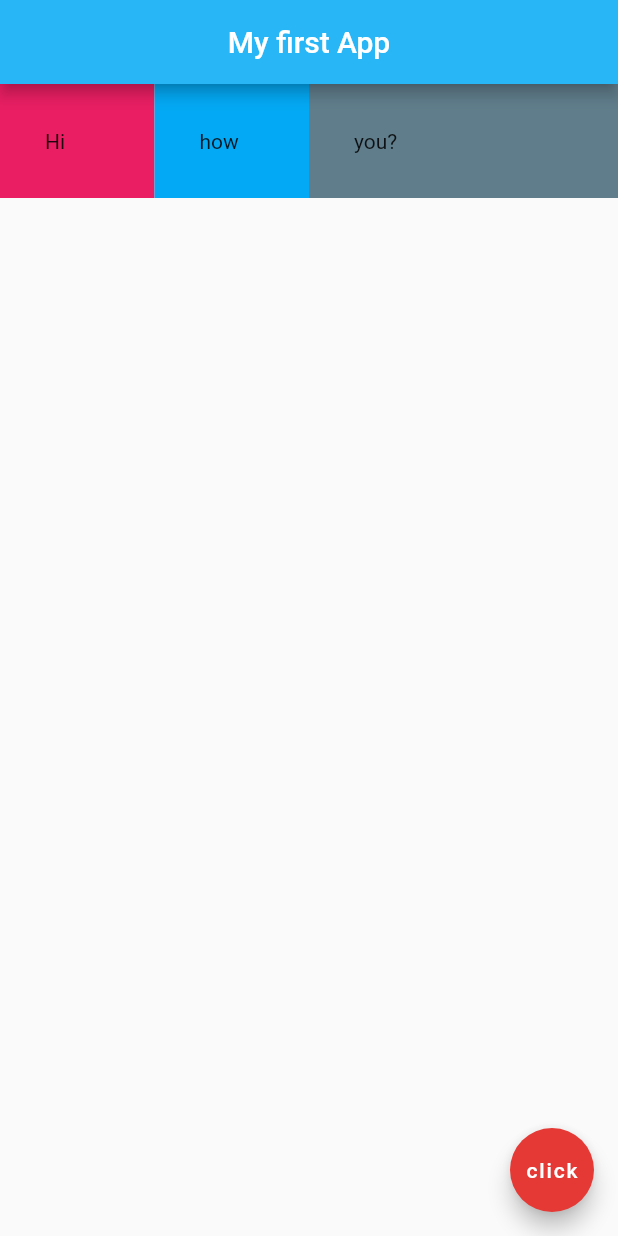
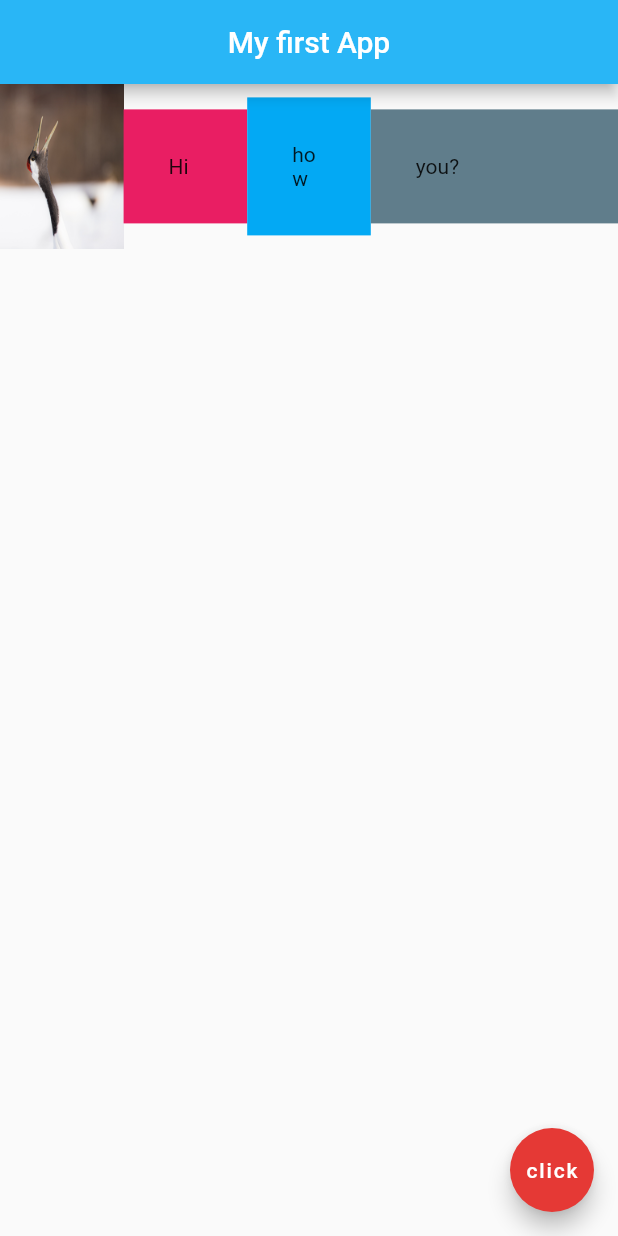
Before and after one commit to akashkaintura/flutter, a Flutter app: the screen it shows after launch, on a phone screen of 412 x 824 dp. Run offline on Flutter 3.47's test engine with Material 2 defaults, Android fonts, the phone set to English and light mode, and no system bars; missing offline and left inert: routing_prep.

Commit message:
all done for this branch

```diff
--- a/lib/main.dart
+++ b/lib/main.dart
@@ -16,6 +16,10 @@ class Home extends StatelessWidget {
       // Flex Box Expanded
       body: Row(
         children: <Widget>[
+          Expanded(
+            child: Image.asset('assets/birger.jpg'),
+            flex: 3,
+          ),
           Expanded(
             flex: 3,
             child: Container(
--- a/pubspec.yaml
+++ b/pubspec.yaml
@@ -46,7 +46,8 @@ flutter:
 
   # To add assets to your application, add an assets section, like this:
   assets:
-    - assets/
+    - assets/birger.jpg
+    - assets/tomas.jpg
 
   # An image asset can refer to one or more resolution-specific "variants", see
   # https://flutter.dev/assets-and-images/#resolution-aware.
```
Also changed, not shown: assets/birger.jpg (renamed from assets/bird.jpg).
